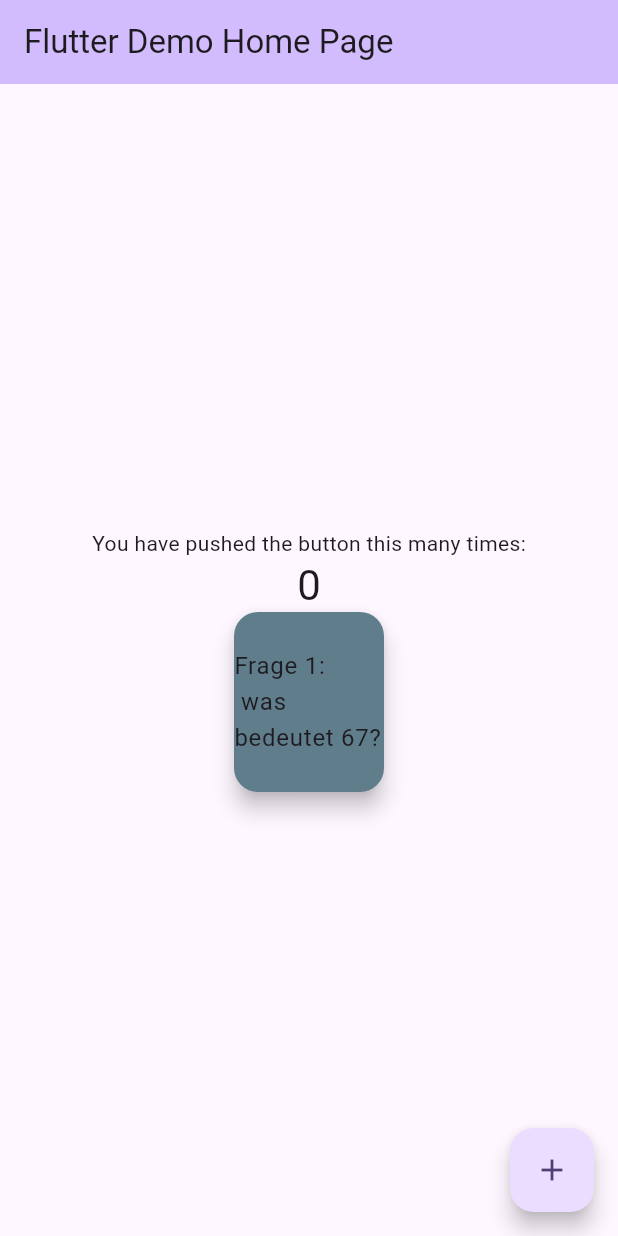
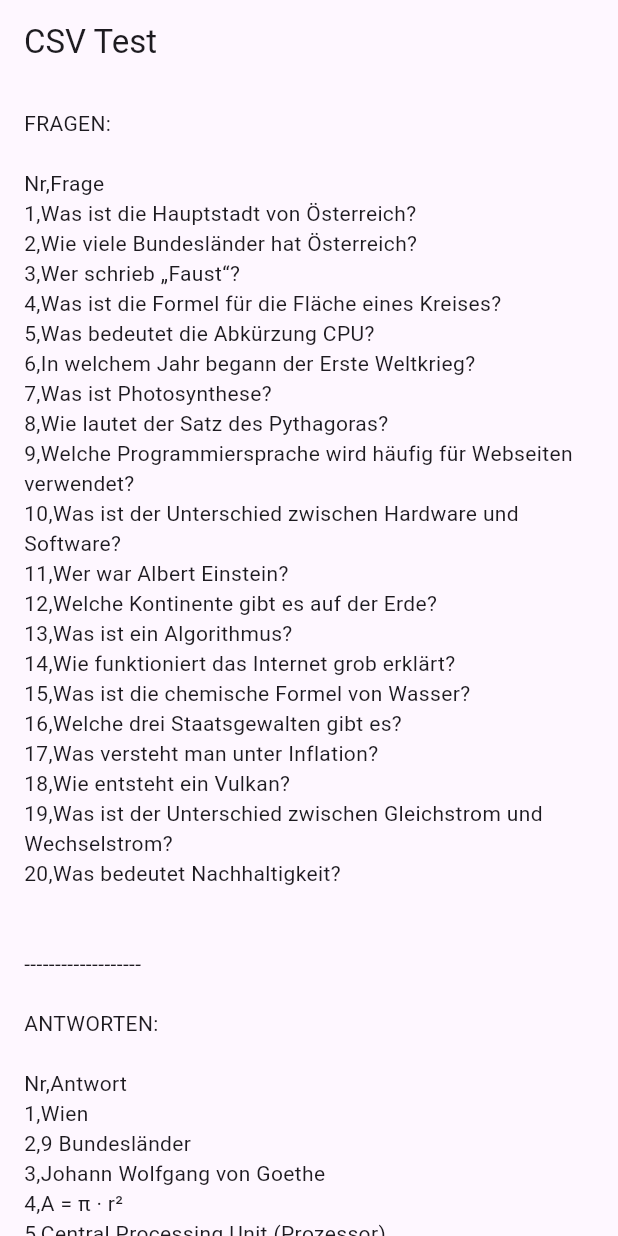
Before and after one commit to DavidGasparin/FlutterProject, a Flutter app: the screen it shows after launch, on a phone screen of 412 x 824 dp. Run offline on Flutter 3.47's test engine with Material 3 defaults, Android fonts, the phone set to English and light mode, and no system bars.

Commit message:
csf files added
csf files with questions and answers added.

```diff
--- /dev/null
+++ b/viral/assets/antworten.csv
@@ -0,0 +1,21 @@
+Nr,Antwort
+1,Wien
+2,9 Bundesländer
+3,Johann Wolfgang von Goethe
+4,A = π · r²
+5,Central Processing Unit (Prozessor)
+6,1914
+7,"Prozess, bei dem Pflanzen Sonnenlicht nutzen, um aus Wasser und CO₂ Zucker und Sauerstoff herzustellen."
+8,a² + b² = c²
+9,JavaScript
+10,"Hardware = physische Teile, Software = Programme"
+11,"Physiker, bekannt für die Relativitätstheorie"
+12,"Europa, Asien, Afrika, Nordamerika, Südamerika, Australien/Ozeanien, Antarktika"
+13,Eine Schritt-für-Schritt-Anleitung zur Lösung eines Problems
+14,Computer tauschen weltweit Daten über Server und Netzwerke aus
+15,H₂O
+16,"Legislative, Exekutive, Judikative"
+17,"Allgemeiner Anstieg der Preise, Geld verliert an Wert"
+18,Durch aufsteigendes Magma aus dem Erdinneren
+19,"Gleichstrom fließt in eine Richtung, Wechselstrom ändert regelmäßig die Richtung"
+20,"Ressourcen so nutzen, dass zukünftige Generationen nicht benachteiligt werden"
--- /dev/null
+++ b/viral/assets/fragen.csv
@@ -0,0 +1,21 @@
+Nr,Frage
+1,Was ist die Hauptstadt von Österreich?
+2,Wie viele Bundesländer hat Österreich?
+3,Wer schrieb „Faust“?
+4,Was ist die Formel für die Fläche eines Kreises?
+5,Was bedeutet die Abkürzung CPU?
+6,In welchem Jahr begann der Erste Weltkrieg?
+7,Was ist Photosynthese?
+8,Wie lautet der Satz des Pythagoras?
+9,Welche Programmiersprache wird häufig für Webseiten verwendet?
+10,Was ist der Unterschied zwischen Hardware und Software?
+11,Wer war Albert Einstein?
+12,Welche Kontinente gibt es auf der Erde?
+13,Was ist ein Algorithmus?
+14,Wie funktioniert das Internet grob erklärt?
+15,Was ist die chemische Formel von Wasser?
+16,Welche drei Staatsgewalten gibt es?
+17,Was versteht man unter Inflation?
+18,Wie entsteht ein Vulkan?
+19,Was ist der Unterschied zwischen Gleichstrom und Wechselstrom?
+20,Was bedeutet Nachhaltigkeit?
--- a/viral/lib/main.dart
+++ b/viral/lib/main.dart
@@ -1,4 +1,5 @@
 import 'package:flutter/material.dart';
+import 'package:flutter/services.dart';
 
 void main() {
   runApp(const MyApp());
@@ -7,69 +8,59 @@ void main() {
 class MyApp extends StatelessWidget {
   const MyApp({super.key});
 
-  // This widget is the root of your application.
   @override
   Widget build(BuildContext context) {
     return MaterialApp(
-      title: 'Flutter Demo',
-      theme: ThemeData(
-        colorScheme: .fromSeed(seedColor: Colors.deepPurple),
-      ),
-      home: const MyHomePage(title: 'Flutter Demo Home Page'),
+      debugShowCheckedModeBanner: false,
+      home: CsvTestPage(),
     );
   }
 }
 
-class MyHomePage extends StatefulWidget {
-  const MyHomePage({super.key, required this.title});
-  final String title;
+class CsvTestPage extends StatefulWidget {
+  @override
+  State<CsvTestPage> createState() => _CsvTestPageState();
+}
+
+class _CsvTestPageState extends State<CsvTestPage> {
+  String output = "Lade CSV Dateien...";
 
   @override
-  State<MyHomePage> createState() => _MyHomePageState();
-}
+  void initState() {
+    super.initState();
+    loadCSV();
+  }
 
-class _MyHomePageState extends State<MyHomePage> {
-  int _counter = 0;
+  Future<void> loadCSV() async {
+    try {
+      // Fragen laden
+      String fragen =
+      await rootBundle.loadString('assets/fragen.csv');
 
-  void _incrementCounter() {
-    setState(() {
-      _counter++;
-    });
+      // Antworten laden
+      String antworten =
+      await rootBundle.loadString('assets/antworten.csv');
+
+      setState(() {
+        output =
+        "FRAGEN:\n\n$fragen\n\n-------------------\n\nANTWORTEN:\n\n$antworten";
+      });
+    } catch (e) {
+      setState(() {
+        output = "Fehler beim Laden:\n$e";
+      });
+    }
   }
 
   @override
   Widget build(BuildContext context) {
     return Scaffold(
       appBar: AppBar(
-        backgroundColor: Theme.of(context).colorScheme.inversePrimary,
-        title: Text(widget.title),
+        title: const Text("CSV Test"),
       ),
-      body: Center(
-        child: Column(
-          mainAxisAlignment: .center,
-          children: [
-            const Text('You have pushed the button this many times:'),
-            Text(
-              '$_counter',
-              style: Theme.of(context).textTheme.headlineMedium,
-            ),
-
-            SizedBox(
-              width: 100,
-            height: 120,
-            //Der Button bzw die Flashcard
-            child :FloatingActionButton(onPressed: (){},
-              backgroundColor: Colors.blueGrey,
-              child: Text("Frage 1:\n was bedeutet 67?", style: Theme.of(context).textTheme.bodyLarge),
-            ),
-            ),
-          ],
-        ),
-      ),
-      floatingActionButton: FloatingActionButton(
-        onPressed: _incrementCounter,
-        tooltip: 'Increment',
-        child: const Icon(Icons.add),
+      body: SingleChildScrollView(
+        padding: const EdgeInsets.all(16),
+        child: Text(output),
       ),
     );
   }
```
Also changed, not shown: viral/pubspec.yaml (+8 -69 lines), viral/pubspec.lock.
